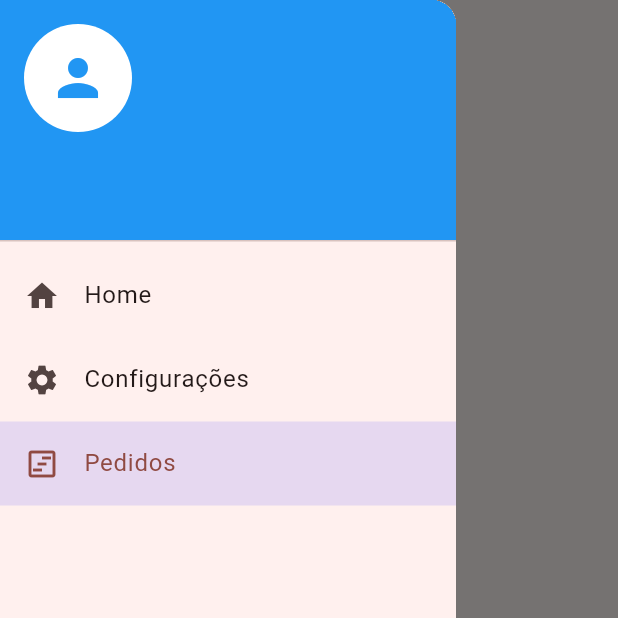
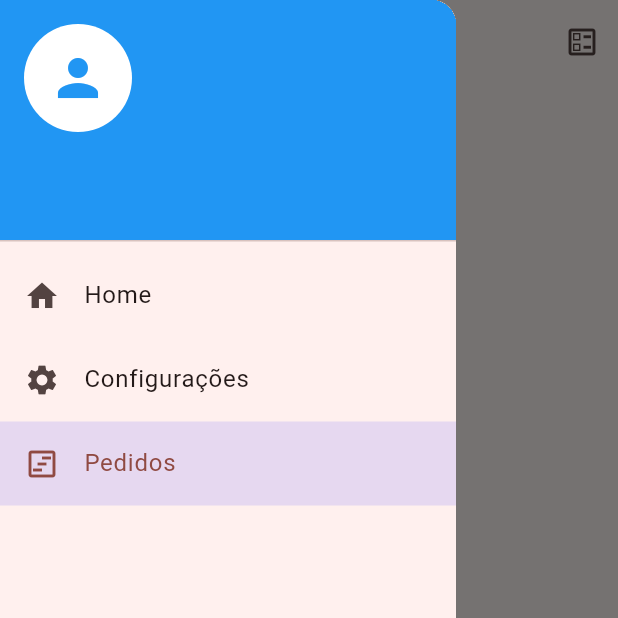
Before and after one commit to Amaralz/Ijob, a Flutter app: the Orderspage screen opened by its route, with the side drawer open, on a phone screen of 412 x 824 dp, the top half of it. Run offline on Flutter 3.47's test engine with Material 3 defaults, Android fonts, the light colour scheme and no system bars; our stand-ins replace cloud_firestore, currency_text_input_formatter, date_time_picker, firebase_auth, firebase_core, fl_chart and 7 more; missing offline and left inert: excel; accounts and stored records are empty; network calls fail.

Commit message:
Remodelada lógica de filtragem de pedidos, adicionados serviços de exportação de excel e pdf e seu respectivo botão

```diff
--- a/ijob/lib/pages/ordersPage.dart
+++ b/ijob/lib/pages/ordersPage.dart
@@ -1,6 +1,8 @@
 import 'package:flutter/material.dart';
 import 'package:ijob/Components/ordersFuture.dart';
 import 'package:ijob/Core/Entities/orderService.dart';
+import 'package:ijob/Core/services/export/excelOrder.dart';
+import 'package:ijob/Core/services/export/pdfOrder.dart';
 import 'package:ijob/Core/services/geralUse/profileUserList.dart';
 import 'package:ijob/Core/services/geralUse/servicerList.dart';
 import 'package:ijob/Core/Entities/userRole.dart';
@@ -56,29 +58,11 @@ class _OrderspageState extends State<Orderspage> {
 
   @override
   Widget build(BuildContext context) {
+    final role = Provider.of<Userrole>(context, listen: false);
     _order = Provider.of<Orderservicer>(context).orders.reversed.toList();
 
-    if (_filtered) {
-      switch (_filter) {
-        case 0:
-          _order = _order.where((order) => order.status == 0).toList();
-          break;
-        case 1:
-          _order = _order.where((order) => order.status == 1).toList();
-          break;
-        case 2:
-          _order = _order.where((order) => order.status == 2).toList();
-          break;
-        case 3:
-          _order = _order.where((order) => order.status == 3).toList();
-          break;
-        case 4:
-          _order = _order.where((order) => order.status == 4).toList();
-          break;
-        default:
-          _order;
-          break;
-      }
+    if (_filtered && _filter != null) {
+      _order = _order.where((order) => order.status == _filter).toList();
     }
     // TODO: implement build
     return Scaffold(
@@ -87,7 +71,43 @@ class _OrderspageState extends State<Orderspage> {
           "Pedidos",
           style: TextStyle(color: Theme.of(context).secondaryHeaderColor),
         ),
-        centerTitle: true,
+        actions: [
+          PopupMenuButton<String>(
+            icon: const Icon(Icons.ballot_outlined),
+            onSelected: (value) {
+              if (value == 'excel') {
+                Excelorder().excelExport(_order, context);
+              } else if (value == 'pdf') {
+                Pdforder().exportToPdf(_order, context);
+              }
+            },
+            itemBuilder: (BuildContext context) {
+              return [
+                if (role.isServicer)
+                  const PopupMenuItem<String>(
+                    value: 'excel',
+                    child: Row(
+                      children: [
+                        Icon(Icons.table_chart_outlined),
+                        SizedBox(width: 5),
+                        Text('Exportar para excel'),
+                      ],
+                    ),
+                  ),
+                const PopupMenuItem<String>(
+                  value: 'pdf',
+                  child: Row(
+                    children: [
+                      Icon(Icons.article),
+                      SizedBox(width: 5),
+                      Text('Exportar para pdf'),
+                    ],
+                  ),
+                ),
+              ];
+            },
+          ),
+        ],
       ),
       drawer: !_filtered ? Sidebar() : null,
       body: ListView.builder(
--- a/ijob/pubspec.yaml
+++ b/ijob/pubspec.yaml
@@ -44,6 +44,11 @@ dependencies:
   date_time_picker: ^2.1.0
   currency_text_input_formatter: ^2.3.0
   fl_chart: ^0.67.0
+  excel: ^4.0.6
+  path_provider: ^2.1.5
+  open_filex: ^4.7.0
+  pdf: ^3.11.3
+  printing: ^5.14.2
 
   # The following adds the Cupertino Icons font to your application.
   # Use with the CupertinoIcons class for iOS style icons.
```
Also changed, not shown: ijob/lib/Core/services/export/excelOrder.dart (added, +77 -0 lines), ijob/lib/Core/services/export/pdfOrder.dart (added, +78 -0 lines), ijob/pubspec.lock, 5 other files.
